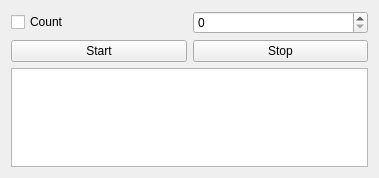
The window that ui_onmyoji_assist.ui (dubyoo/OnmyojiAssist) describes before a commit, drawn with Qt 5.
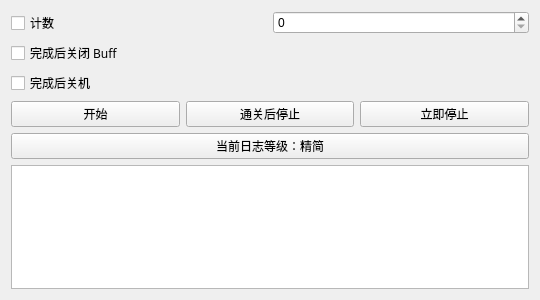
The same window after the commit.

Diff of the .ui file:
```diff
--- a/ui_onmyoji_assist.ui
+++ b/ui_onmyoji_assist.ui
@@ -6,8 +6,8 @@
    <rect>
     <x>0</x>
     <y>0</y>
-    <width>379</width>
-    <height>178</height>
+    <width>540</width>
+    <height>300</height>
    </rect>
   </property>
   <property name="windowTitle">
@@ -18,8 +18,13 @@
     <layout class="QHBoxLayout" name="horizontalLayout_counter">
      <item>
       <widget class="QCheckBox" name="checkBox_count">
+       <property name="font">
+        <font>
+         <family>微软雅黑</family>
+        </font>
+       </property>
        <property name="text">
-        <string>Count</string>
+        <string>计数</string>
        </property>
       </widget>
      </item>
@@ -32,24 +37,88 @@
      </item>
     </layout>
    </item>
+   <item>
+    <widget class="QCheckBox" name="checkBox_close_buff">
+     <property name="enabled">
+      <bool>true</bool>
+     </property>
+     <property name="font">
+      <font>
+       <family>微软雅黑</family>
+      </font>
+     </property>
+     <property name="text">
+      <string>完成后关闭 Buff</string>
+     </property>
+     <property name="checked">
+      <bool>false</bool>
+     </property>
+    </widget>
+   </item>
+   <item>
+    <widget class="QCheckBox" name="checkBox_shutdown">
+     <property name="font">
+      <font>
+       <family>微软雅黑</family>
+      </font>
+     </property>
+     <property name="text">
+      <string>完成后关机</string>
+     </property>
+    </widget>
+   </item>
    <item>
     <layout class="QHBoxLayout" name="horizontalLayout_button">
      <item>
       <widget class="QPushButton" name="pushButton_start">
+       <property name="font">
+        <font>
+         <family>微软雅黑</family>
+        </font>
+       </property>
        <property name="text">
-        <string>Start</string>
+        <string>开始</string>
+       </property>
+      </widget>
+     </item>
+     <item>
+      <widget class="QPushButton" name="pushButton_stop_after_finish">
+       <property name="font">
+        <font>
+         <family>微软雅黑</family>
+        </font>
+       </property>
+       <property name="text">
+        <string>通关后停止</string>
        </property>
       </widget>
      </item>
      <item>
       <widget class="QPushButton" name="pushButton_stop">
+       <property name="font">
+        <font>
+         <family>微软雅黑</family>
+        </font>
+       </property>
        <property name="text">
-        <string>Stop</string>
+        <string>立即停止</string>
        </property>
       </widget>
      </item>
     </layout>
    </item>
+   <item>
+    <widget class="QPushButton" name="pushButton_log_level">
+     <property name="font">
+      <font>
+       <family>微软雅黑</family>
+      </font>
+     </property>
+     <property name="text">
+      <string>当前日志等级：精简</string>
+     </property>
+    </widget>
+   </item>
    <item>
     <widget class="QTextBrowser" name="textBrowser"/>
    </item>
```
